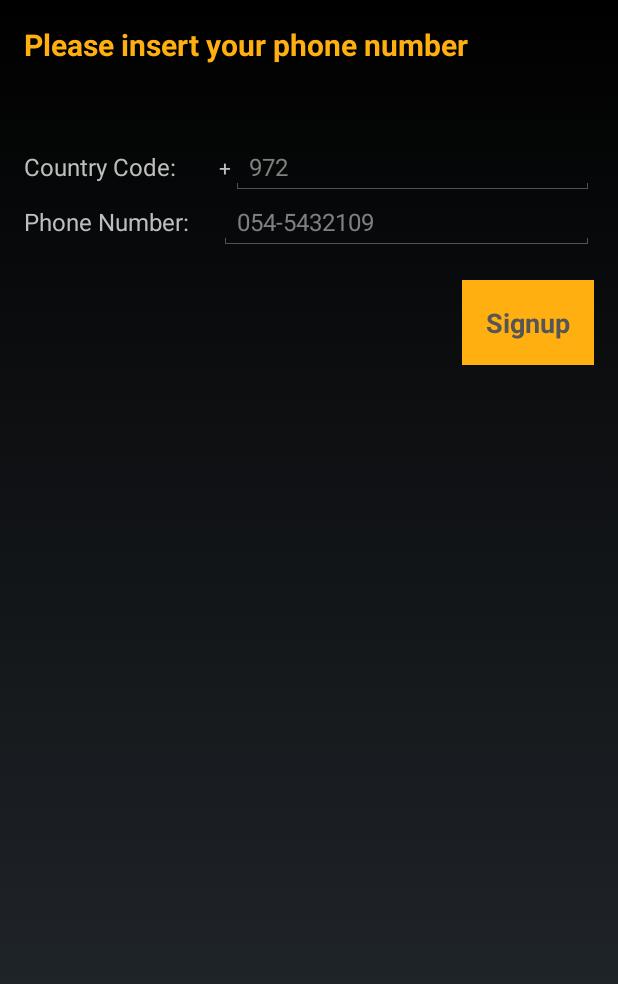
After one commit to dallade/lesswalk, an Android app: the LoginActivity screen opened directly, with no data from a screen before it, on a phone screen of 412 x 824 dp. The commit adds this screen. Shown: the top 984 px of the screen. Run offline under Robolectric (Android 15) with nearby library versions, the phone set to English and light mode, and no system bars.

Commit message:
added Login/SignUp page. not ready

```diff
--- /dev/null
+++ b/app/src/main/res/layout/activity_login.xml
@@ -0,0 +1,92 @@
+<?xml version="1.0" encoding="utf-8"?>
+<LinearLayout xmlns:android="http://schemas.android.com/apk/res/android"
+    xmlns:tools="http://schemas.android.com/tools"
+    android:id="@+id/activity_login"
+    android:layout_width="match_parent"
+    android:layout_height="match_parent"
+    android:paddingBottom="@dimen/activity_vertical_margin"
+    android:paddingLeft="@dimen/activity_vertical_margin"
+    android:paddingRight="@dimen/activity_vertical_margin"
+    android:paddingTop="@dimen/activity_vertical_margin"
+    android:orientation="vertical"
+    android:focusable="true"
+    android:focusableInTouchMode="true"
+    tools:context="com.lesswalk.LoginActivity">
+
+    <TextView
+        android:layout_width="match_parent"
+        android:layout_height="wrap_content"
+        android:textSize="20sp"
+        android:textStyle="bold"
+        android:textColor="@color/player_title"
+        android:text="Please insert your phone number"
+        />
+
+    <Space
+        android:layout_width="match_parent"
+        android:layout_height="50dp"
+        />
+
+    <LinearLayout
+        android:layout_width="match_parent"
+        android:layout_height="wrap_content"
+        android:orientation="horizontal"
+        >
+        <TextView
+            android:layout_width="130dp"
+            android:layout_height="wrap_content"
+            android:textSize="16sp"
+            android:text="Country Code:"
+            />
+        <TextView
+            android:layout_width="wrap_content"
+            android:layout_height="match_parent"
+            android:gravity="center"
+            android:text="+"
+            />
+        <EditText
+            android:id="@+id/et_country_code"
+            android:layout_width="match_parent"
+            android:layout_height="wrap_content"
+            android:textSize="16sp"
+            android:inputType="phone"
+            android:hint="972"
+            />
+    </LinearLayout>
+
+    <LinearLayout
+        android:layout_width="match_parent"
+        android:layout_height="wrap_content"
+        android:orientation="horizontal"
+        >
+        <TextView
+            android:layout_width="130dp"
+            android:layout_height="wrap_content"
+            android:textSize="16sp"
+            android:text="Phone Number:"
+            />
+
+        <EditText
+            android:id="@+id/et_phone"
+            android:layout_width="match_parent"
+            android:layout_height="wrap_content"
+            android:textSize="16sp"
+            android:inputType="phone"
+            android:hint="054-5432109"
+            />
+    </LinearLayout>
+
+    <Button
+        android:id="@+id/btn_signup"
+        android:layout_width="wrap_content"
+        android:layout_height="wrap_content"
+        android:layout_gravity="right"
+        android:layout_marginTop="20dp"
+        android:background="@color/player_title"
+        android:textColor="#555555"
+        android:textStyle="bold"
+        android:padding="16dp"
+        android:text="Signup"
+        />
+
+</LinearLayout>
```
Also changed, not shown: app/src/main/AndroidManifest.xml (+4 -4 lines), app/src/main/java/com/lesswalk/LoginActivity.java (added, +105 -0 lines), app/src/main/java/com/lesswalk/MoreViewsActivity.java (+11 -0 lines), app/src/main/java/com/lesswalk/database/AWS.java (+13 -10 lines), app/src/main/res/layout/activity_more_views.xml (+10 -0 lines).
